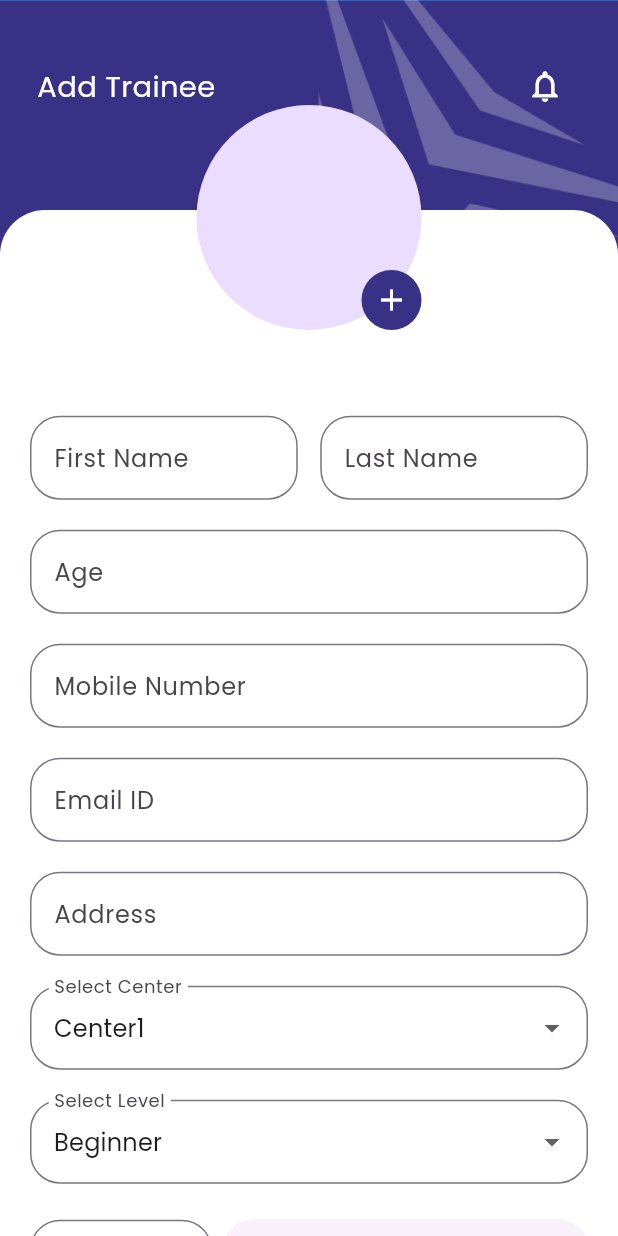
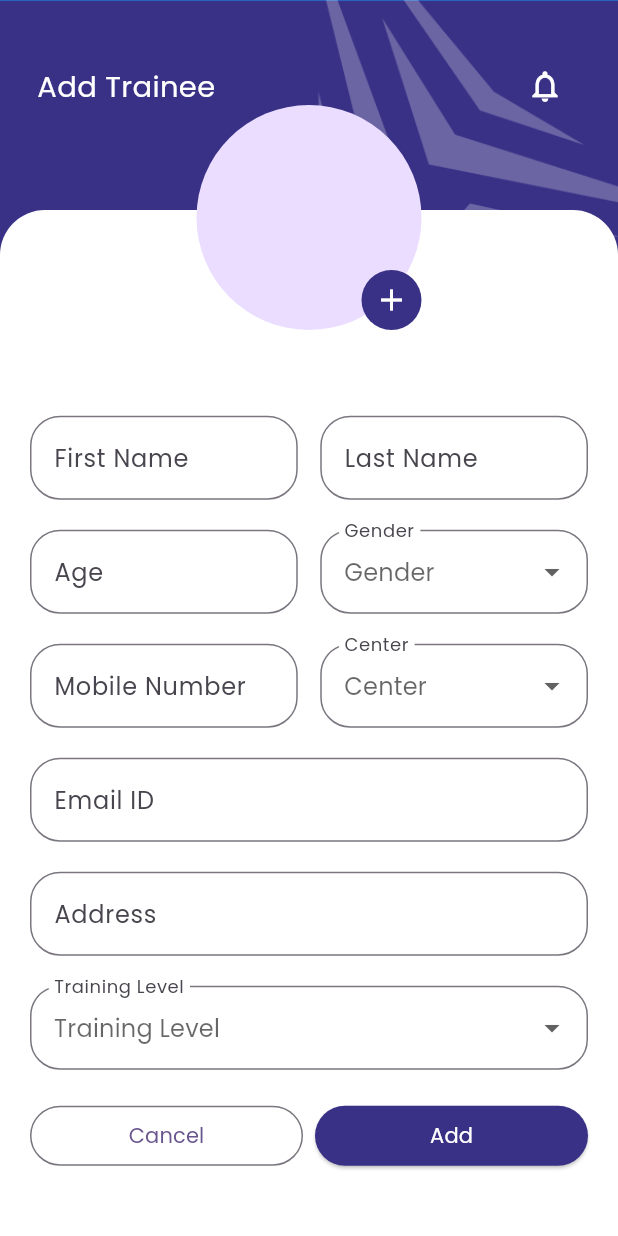
Before and after one commit to Surabhiprissoft/sahyog, a Flutter app: the AddTrainee screen opened directly, on a phone screen of 412 x 824 dp. Run offline on Flutter 3.47's test engine with Material 3 defaults, Android fonts, the phone set to English and light mode, and no system bars; our stand-ins replace custom_sliding_segmented_control, flutter_svg, get, google_fonts, image_picker and 2 more; missing offline and left inert: dart:ffi, fab_circular_menu_plus; accounts and stored records are empty.

Commit message:
1) Validations for all the dropdown buttons.

```diff
--- a/lib/Screens/AddTrainee.dart
+++ b/lib/Screens/AddTrainee.dart
@@ -1,3 +1,4 @@
+import 'dart:ffi';
 import 'dart:io';
 import 'package:flutter/cupertino.dart';
 import 'package:flutter/material.dart';
@@ -79,27 +80,62 @@ class AddTrainee extends GetView<AddTraineeController> {
                                       ],
                                     ),
                                     const SizedBox(height: 20.0,),
-                                    InputTextFormField(
+                                    Row(
+                                      children: [
+                                        Expanded(
+                                          child: InputTextFormField(
                                               label: "Age", keyboardType: TextInputType.number,controller: addTraineeController.ageController),
-                                    const SizedBox(height: 20.0,),
-                                    InputTextFormField(label: "Mobile Number",
-                                        keyboardType: TextInputType.number,controller: addTraineeController.mobileNumberController),
-                                    const SizedBox(height: 20.0,),
-                                    InputTextFormField(label: "Email ID",
-                                        keyboardType: TextInputType.emailAddress,controller: addTraineeController.emailController),
-                                    const SizedBox(height: 20.0,),
-                                    InputTextFormField(label: "Address",
-                                        keyboardType: TextInputType.multiline,controller: addTraineeController.addressController),
-                                    const SizedBox(height: 20.0,),
-                                    Obx(() =>
+                                        ),
+                                        const SizedBox(width: 15.0,),
+                                        Expanded(
+                                          child: Obx(() =>
                                               DropdownButtonFormField<String>(
-                                          value: addTraineeController.selectedCeneter.value,
+                                                value: addTraineeController.selectedGender.value.isEmpty ? null : addTraineeController.selectedGender.value,
                                                 decoration: InputDecoration(
-                                            labelText: "Select Center",
+                                                  labelText: "Gender",
                                                   border: OutlineInputBorder(
                                                       borderRadius: BorderRadius.all(Radius.circular(20.0))
                                                   ),
-                                            hintText: "Select Center",
+                                                  hintText: "Gender",
+
+                                                  errorText: addTraineeController.isSubmitted.value && addTraineeController.selectedGender.value.isEmpty ? "Gender" : null,
+                                                ),
+                                                onChanged: (String? newValue) {
+                                                  if (newValue != null) {
+                                                    addTraineeController.selectedGender.value = newValue;
+                                                  }
+                                                },
+                                                items: addTraineeController.Gender.map<DropdownMenuItem<String>>((
+                                                    String value) {
+                                                  return DropdownMenuItem<String>(
+                                                    value: value,
+                                                    child: Text(value),
+                                                  );
+                                                }).toList(),
+                                              )))
+                                      ],
+                                    ),
+                                    const SizedBox(height: 20.0,),
+                                    Row(
+                                      children: [
+                                        Expanded(
+                                          child: InputTextFormField(label: "Mobile Number",
+                                              keyboardType: TextInputType.number,controller: addTraineeController.mobileNumberController),
+
+                                        ),
+                                        const SizedBox(width: 15.0,),
+                                        Expanded(
+                                          child: Obx(() =>
+                                              DropdownButtonFormField<String>(
+                                                value: addTraineeController.selectedCeneter.value.isEmpty ? null : addTraineeController.selectedCeneter.value,
+                                                decoration: InputDecoration(
+                                                  labelText: "Center",
+                                                  border: OutlineInputBorder(
+                                                      borderRadius: BorderRadius.all(Radius.circular(20.0))
+                                                  ),
+                                                  hintText: "Center",
+
+                                                  errorText: addTraineeController.isSubmitted.value && addTraineeController.selectedCeneter.value.isEmpty ? "Center" : null,
                                                 ),
                                                 onChanged: (String? newValue) {
                                                   if (newValue != null) {
@@ -114,38 +150,28 @@ class AddTrainee extends GetView<AddTraineeController> {
                                                   );
                                                 }).toList(),
                                               )),
-                                    SizedBox(height: 20),
-                                    /*Obx(() =>
-                            DropdownButtonFormField<String>(
-                              value: addTraineeController.selectedDiscount.value,
-                              decoration: InputDecoration(
-                                labelText: "Select Discount",
-                                border: OutlineInputBorder(),
                                         ),
-                              onChanged: (String? newValue) {
-                                if (newValue != null) {
-                                  addTraineeController.selectedDiscount.value = newValue;
-                                }
-                              },
-                              items: addTraineeController.discount.map<DropdownMenuItem<String>>((
-                                  String value) {
-                                return DropdownMenuItem<String>(
-                                  value: value,
-                                  child: Text(value),
-                                );
-                              }).toList(),
-                            )),
-                        SizedBox(height: 20),*/
+                                      ],
+                                    ),
+                                    const SizedBox(height: 20.0,),
+                                    InputTextFormField(label: "Email ID",
+                                        keyboardType: TextInputType.emailAddress,controller: addTraineeController.emailController),
+                                    const SizedBox(height: 20.0,),
+                                    InputTextFormField(label: "Address",
+                                        keyboardType: TextInputType.multiline,controller: addTraineeController.addressController),
+                                    const SizedBox(height: 20.0,),
 
                                     Obx(() =>
                                         DropdownButtonFormField<String>(
-                                          value: addTraineeController.selectedLevel.value,
+                                          value: addTraineeController.selectedLevel.value.isEmpty ? null : addTraineeController.selectedLevel.value,
                                           decoration: InputDecoration(
-                                            labelText: "Select Level",
+                                            labelText: "Training Level",
                                             border: OutlineInputBorder(
                                                 borderRadius: BorderRadius.all(Radius.circular(20.0))
                                             ),
-                                            hintText: "Select Level",
+                                            hintText: "Training Level",
+
+                                            errorText: addTraineeController.isSubmitted.value && addTraineeController.selectedLevel.value.isEmpty ? "Training Level" : null,
                                           ),
                                           onChanged: (String? newValue) {
                                             if (newValue != null) {
@@ -160,6 +186,7 @@ class AddTrainee extends GetView<AddTraineeController> {
                                             );
                                           }).toList(),
                                         )),
+
                                     /*Row(
                                       mainAxisAlignment: MainAxisAlignment.center,
                                       children: [
@@ -171,7 +198,7 @@ class AddTrainee extends GetView<AddTraineeController> {
                                     Row(
                                       children: [
                                         Expanded(
-                                          flex: 2,
+
                                           child: OutlinedButton(
                                             onPressed: () {
                                               //TODO
@@ -181,13 +208,15 @@ class AddTrainee extends GetView<AddTraineeController> {
                                         ),
                                         const SizedBox(width: 8),
                                         Expanded(
-                                          flex: 4,
+
                                           child: ElevatedButton(
                                             onPressed: () {
+                                              addTraineeController.isSubmitted.value = true;
                                               addTraineeController.addTrainee();
                                             },
 
-                                            child: const Text('Submit'),
+                                              child: const Text('Add',style: TextStyle(color: AppColors.white),),
+                                              style: ButtonStyle(backgroundColor: MaterialStateProperty.all(AppColors.appThemeColor),)
                                           ),
                                         ),
                                       ],
--- a/lib/bindings/ProjectBindings.dart
+++ b/lib/bindings/ProjectBindings.dart
@@ -13,7 +13,7 @@ class ProjectBindings implements Bindings
   void dependencies()
   {
     Get.lazyPut<AddTrainerController>(() => AddTrainerController(UserRepository(ApiBaseHelper())), fenix: true);
-    Get.put<ManageTrainerController>(ManageTrainerController());
+    Get.lazyPut<ManageTrainerController>(() => ManageTrainerController(),fenix: true);
     Get.lazyPut<AddTraineeController>(() => AddTraineeController(UserRepository(ApiBaseHelper())), fenix: true);
     //Get.lazyPut<AddTraineeController>(() => LoginPageLogic(UserRepository(ApiBaseHelper())), fenix: true);
     Get.lazyPut<LoginController>(() => LoginController(UserRepository(ApiBaseHelper())), fenix: true);
--- a/lib/controller/AddTraineeController.dart
+++ b/lib/controller/AddTraineeController.dart
@@ -13,7 +13,10 @@ class AddTraineeController extends GetxController
 
   final List<String> centers = ['Center1', 'Center2', 'Ceneter3'];
 
-  final RxString selectedCeneter= 'Center1'.obs;
+ // final RxString selectedCeneter= 'Center1'.obs;
+  final RxString selectedCeneter= ''.obs;
+
+  final RxBool isSubmitted = false.obs;
 
   final List<String> discount = ['30%', '40%', '50%'];
 
@@ -21,7 +24,10 @@ class AddTraineeController extends GetxController
 
 
   final List<String> level = ['Beginner', 'Intermediate', 'Advanced'];
-  final RxString selectedLevel = 'Beginner'.obs;
+  final RxString selectedLevel = ''.obs;
+
+  final List<String> Gender = ['Male', 'Female', 'Other'];
+  final RxString selectedGender = ''.obs;
 
   final GlobalKey<FormState> traineeFormKey = GlobalKey<FormState>();
   String fullName="",age="",mobileNumber="",email="",yearsofExperience="",address="";
--- a/lib/controller/AddTrainerController.dart
+++ b/lib/controller/AddTrainerController.dart
@@ -15,6 +15,9 @@ class AddTrainerController extends GetxController
   String fullName="",age="",mobileNumber="",email="",yearsofExperience="",address="";
   late TextEditingController firstNameController,lastNameController,ageController,mobileNumberController,emailController,yearsofExperienceController,addressController;
   final UserRepository userRepository;
+  final RxBool isSubmitted = false.obs;
+  final List<String> Gender = ['Male', 'Female', 'Other'];
+  final RxString selectedGender = ''.obs;
 
   late TrainerTraineeResponseModel trainerresponseModel;
   AddTrainerController(this.userRepository);
@@ -63,6 +66,7 @@ class AddTrainerController extends GetxController
       {
         DialogHelper.showLoading();
         trainerFormKey.currentState!.save();
+
         AddTrainerRequestModel addTrainerRequestModel = AddTrainerRequestModel(
           firstName: firstNameController.text.toString(),
           lastName: lastNameController.text.toString(),
```
Also changed, not shown: lib/Screens/AddTrainer.dart (+43 -6 lines), lib/Screens/ManageTrainer.dart (+2 -16 lines). Lines whose indentation alone changed are shown as unchanged.
